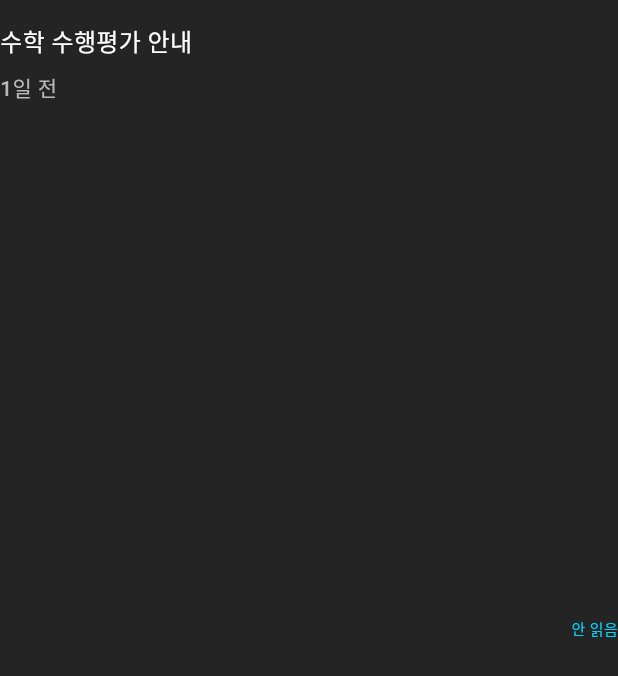
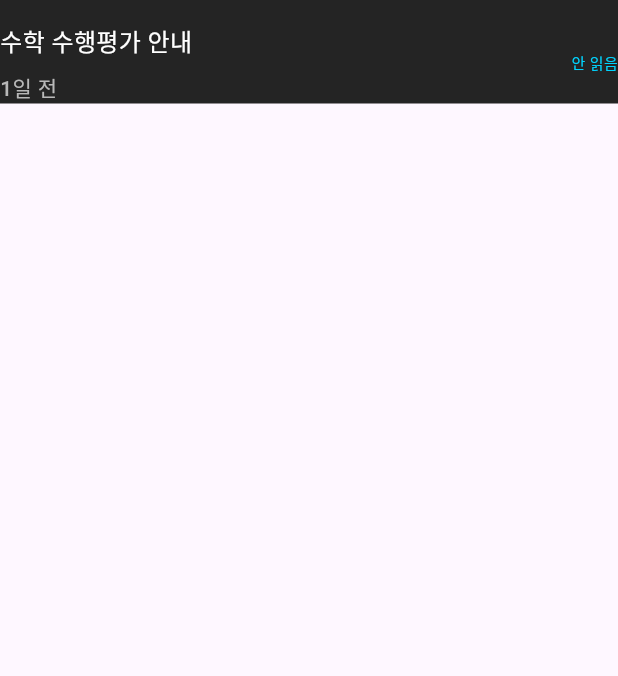
Before and after one commit to Project-After-School/dcz-flutter, a Flutter app: the DczNotification widget shown alone on an empty page, opened directly, on a phone screen of 412 x 824 dp. Shown: the top 676 px of the screen. Run offline on Flutter 3.47's test engine with Material 3 defaults, Android fonts, the phone set to English and light mode, and no system bars; our stand-ins replace dio, file_picker, flutter_riverpod, flutter_secure_storage, flutter_svg, go_router and 1 more; accounts and stored records are empty; Roboto replaces fonts that are missing (Pretendard).

```diff
--- a/lib/core/component/widget/dcz_notification.dart
+++ b/lib/core/component/widget/dcz_notification.dart
@@ -3,7 +3,6 @@ import 'package:flutter/material.dart';
 import 'package:go_router/go_router.dart';
 
 class DczNotification extends StatefulWidget {
-
   final String notificationTitle;
   final String date;
   final String state;
@@ -12,7 +11,8 @@ class DczNotification extends StatefulWidget {
     required this.notificationTitle,
     required this.date,
     required this.state,
-    super.key});
+    super.key,
+  });
 
   @override
   State<DczNotification> createState() => _DczNotificationState();
@@ -21,11 +21,11 @@ class DczNotification extends StatefulWidget {
 class _DczNotificationState extends State<DczNotification> {
   @override
   Widget build(BuildContext context) {
-    return GestureDetector(
-      onTap: (){
-        context.push(
-          '/notification_detail',
-        );
+    return Column(
+      children: [
+        GestureDetector(
+          onTap: () {
+            context.push('/notification_detail');
           },
           child: Container(
             color: DCZColor.background,
@@ -37,16 +37,25 @@ class _DczNotificationState extends State<DczNotification> {
                   Column(
                     crossAxisAlignment: CrossAxisAlignment.start,
                     children: [
-                  Text(widget.notificationTitle, style: DCZTextStyle.body2(color: DCZColor.white),),
+                      Text(
+                        widget.notificationTitle, style: DCZTextStyle.body2(color: DCZColor.white),
+                      ),
                       const SizedBox(height: 8),
-                  Text(widget.date, style: DCZTextStyle.body3(color: DCZColor.gray200),)
+                      Text(
+                        widget.date, style: DCZTextStyle.body3(color: DCZColor.gray200),
+                      ),
                     ],
                   ),
-              Text(widget.state, style: DCZTextStyle.body4(color: DCZColor.main500),)
+                  Text(
+                    widget.state, style: DCZTextStyle.body4(color: DCZColor.main500),
+                  ),
                 ],
               ),
             ),
           ),
+        ),
+        const SizedBox(height: 16),
+      ],
     );
   }
 }
```
Lines whose indentation alone changed are shown as unchanged.
